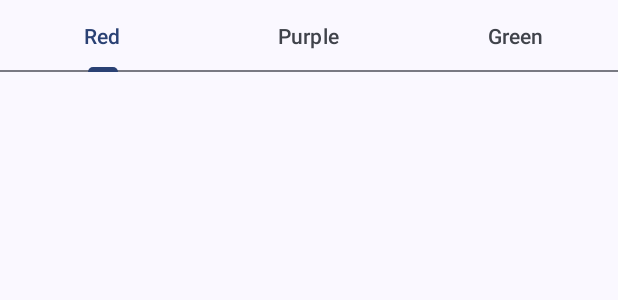
After one commit to dontjke/Material_design, an Android app: the layout fragment_settings.xml on its own in the app's theme, with its tools: preview values and no code run, on a phone screen of 412 x 824 dp. The commit adds this screen. Shown: the top 300 px of the screen. Run offline under Robolectric (Android 15) with nearby library versions, the phone set to English and light mode, and no system bars; Roboto replaces fonts that are not available here.

Commit message:
добавил SettingsFragment.kt и макет

```diff
--- a/app/src/main/java/com/example/material_design/MainActivity.kt
+++ b/app/src/main/java/com/example/material_design/MainActivity.kt
@@ -2,10 +2,9 @@ package com.example.material_design
 
 import android.os.Bundle
 import androidx.appcompat.app.AppCompatActivity
-import androidx.appcompat.app.AppCompatDelegate
 import androidx.core.view.WindowCompat
 import com.example.material_design.databinding.ActivityMainBinding
-import com.example.material_design.view.PictureOfTheDayFragment
+import com.example.material_design.view.picture.PictureOfTheDayFragment
 
 class MainActivity : AppCompatActivity() {
 
--- a/app/src/main/java/com/example/material_design/view/PictureOfTheDayFragment.kt
+++ b/app/src/main/java/com/example/material_design/view/picture/PictureOfTheDayFragment.kt
@@ -1,4 +1,4 @@
-package com.example.material_design.view
+package com.example.material_design.view.picture
 
 import android.content.Intent
 import android.net.Uri
--- a/app/src/main/res/layout/fragment_picture.xml
+++ b/app/src/main/res/layout/fragment_picture.xml
@@ -6,7 +6,7 @@
     android:layout_height="match_parent"
     android:orientation="vertical"
 
-    tools:context=".view.PictureOfTheDayFragment">
+    tools:context=".view.picture.PictureOfTheDayFragment">
 
 
     <com.google.android.material.chip.ChipGroup
--- /dev/null
+++ b/app/src/main/res/layout/fragment_settings.xml
@@ -0,0 +1,32 @@
+<?xml version="1.0" encoding="utf-8"?>
+<androidx.constraintlayout.widget.ConstraintLayout xmlns:android="http://schemas.android.com/apk/res/android"
+    xmlns:app="http://schemas.android.com/apk/res-auto"
+    xmlns:tools="http://schemas.android.com/tools"
+    android:layout_width="match_parent"
+    android:layout_height="match_parent"
+    >
+
+    <com.google.android.material.tabs.TabLayout
+        android:layout_width="match_parent"
+        android:layout_height="wrap_content"
+        app:layout_constraintEnd_toEndOf="parent"
+        app:layout_constraintStart_toStartOf="parent"
+        app:layout_constraintTop_toTopOf="parent">
+
+        <com.google.android.material.tabs.TabItem
+            android:layout_width="wrap_content"
+            android:layout_height="wrap_content"
+            android:text="@string/red" />
+
+        <com.google.android.material.tabs.TabItem
+            android:layout_width="wrap_content"
+            android:layout_height="wrap_content"
+            android:text="@string/purple" />
+
+        <com.google.android.material.tabs.TabItem
+            android:layout_width="wrap_content"
+            android:layout_height="wrap_content"
+            android:text="@string/green" />
+    </com.google.android.material.tabs.TabLayout>
+
+</androidx.constraintlayout.widget.ConstraintLayout>
--- a/app/src/main/res/menu/menu_bottom_navigation.xml
+++ b/app/src/main/res/menu/menu_bottom_navigation.xml
@@ -1,7 +1,8 @@
 <?xml version="1.0" encoding="utf-8"?>
 <menu xmlns:android="http://schemas.android.com/apk/res/android">
 
-    <group android:checkableBehavior="none">
+    <group android:checkableBehavior="none"
+        android:id="@+id/first_group">
     <item
         android:id="@+id/navigation_one"
         android:icon="@drawable/ic_favourite_menu"
@@ -13,7 +14,8 @@
         android:title="@string/action_settings"
          />
     </group>
-    <group android:checkableBehavior="none">
+    <group android:checkableBehavior="none"
+        android:id="@+id/second_group">
         <item
             android:id="@+id/navigation_three"
             android:icon="@drawable/ic_favourite_menu"
--- a/app/src/main/res/values/strings.xml
+++ b/app/src/main/res/values/strings.xml
@@ -13,5 +13,8 @@
     <string name="floating_action_button">TODO</string>
     <string name="hint">hint</string>
     <string name="favourite">Favourite</string>
+    <string name="red">Red</string>
+    <string name="purple">Purple</string>
+    <string name="green">Green</string>
 
 </resources>
```
Also changed, not shown: app/src/main/java/com/example/material_design/view/settings/SettingsFragment.kt (added, +54 -0 lines).
